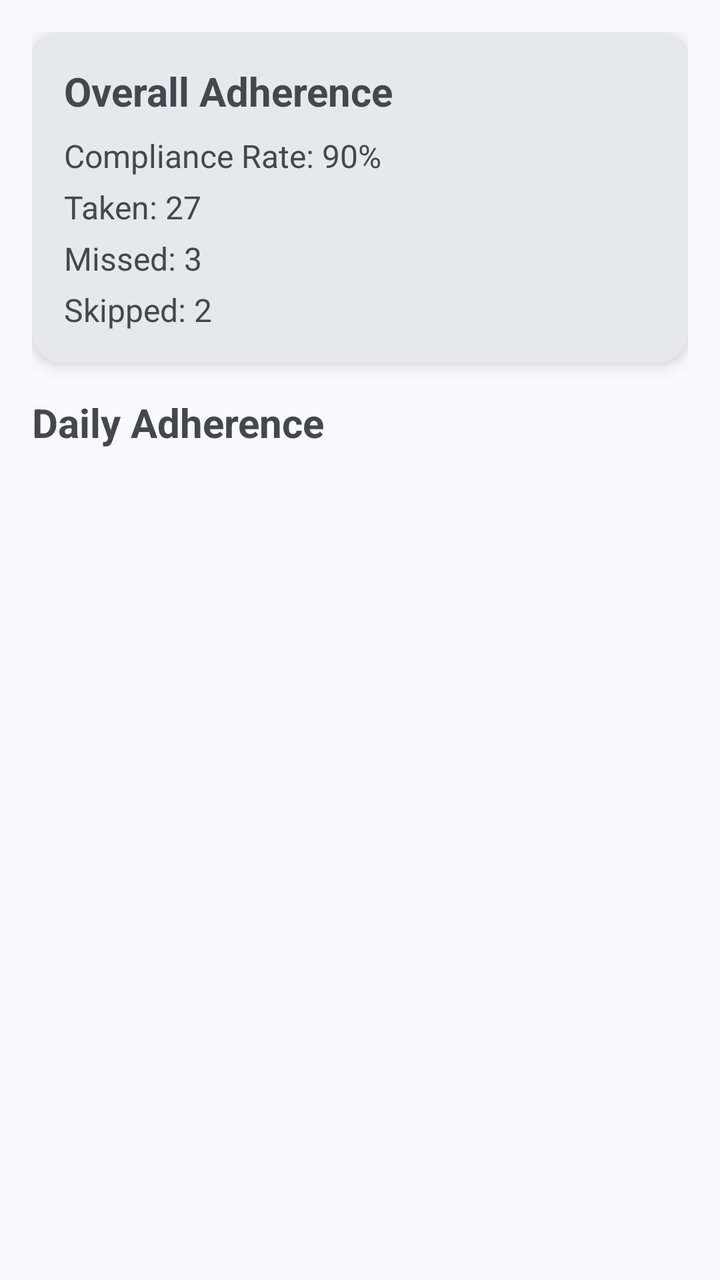
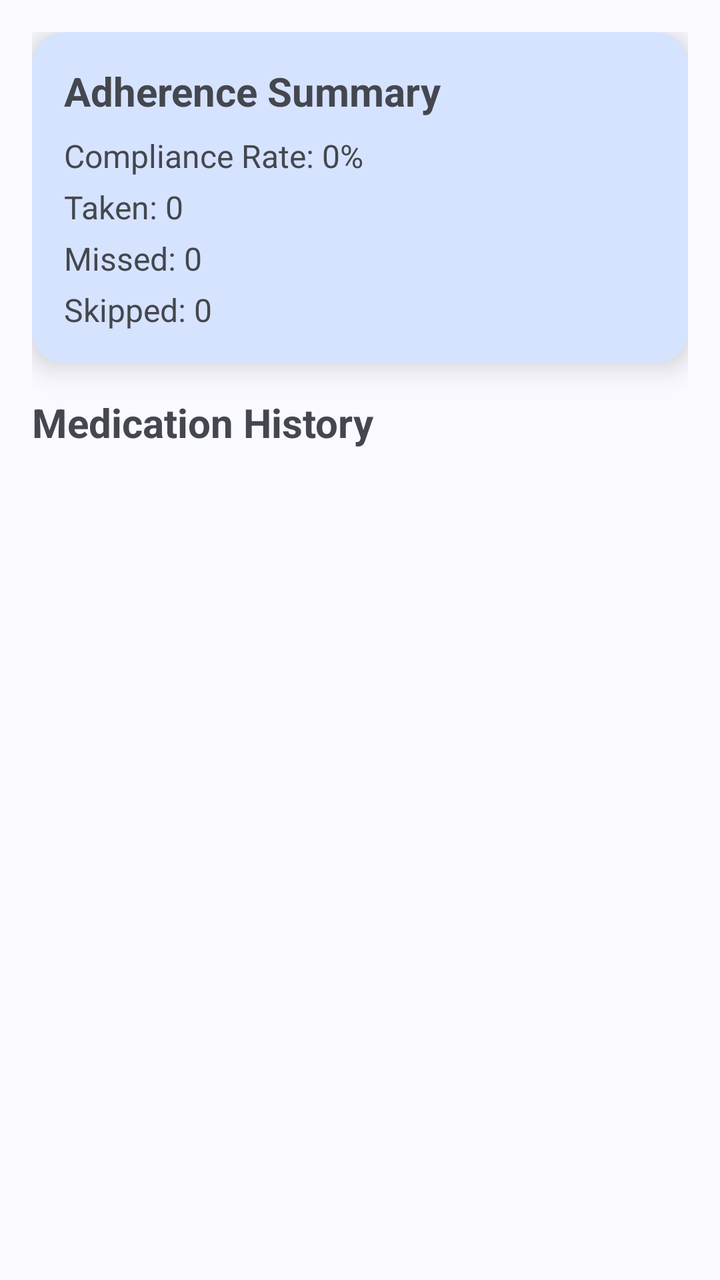

Compare the two renders of this Android layout. The source of the first and the diff that turns it into the second are given below.
<!-- AndroidManifest.xml: application theme Theme.MobileHealthApplication -->
<!-- res/layout/fragment_medication_detail.xml -->
<?xml version="1.0" encoding="utf-8"?>
<ScrollView
    xmlns:android="http://schemas.android.com/apk/res/android"
    xmlns:app="http://schemas.android.com/apk/res-auto"
    android:id="@+id/med_detail_scroll_view"
    android:layout_width="match_parent"
    android:layout_height="match_parent">

    <LinearLayout
        android:layout_width="match_parent"
        android:layout_height="wrap_content"
        android:orientation="vertical"
        android:padding="16dp">



        
        <com.google.android.material.card.MaterialCardView
            android:id="@+id/adherence_stats_card"
            android:layout_width="match_parent"
            android:layout_height="wrap_content"
            android:layout_marginBottom="16dp"
            app:cardCornerRadius="16dp"
            app:cardElevation="4dp"
            app:strokeWidth="0dp">

            <LinearLayout
                android:layout_width="match_parent"
                android:layout_height="wrap_content"
                android:padding="16dp"
                android:orientation="vertical">

                <TextView
                    android:id="@+id/overallAdherenceTitle"
                    android:layout_width="wrap_content"
                    android:layout_height="wrap_content"
                    android:text="Overall Adherence"
                    android:textSize="20sp"
                    android:textStyle="bold" />

                <TextView
                    android:id="@+id/complianceRateText"
                    android:layout_width="wrap_content"
                    android:layout_height="wrap_content"
                    android:layout_marginTop="8dp"
                    android:text="Compliance Rate: 90%"
                    android:textSize="16sp" />

                <TextView
                    android:id="@+id/takenCountText"
                    android:layout_width="wrap_content"
                    android:layout_height="wrap_content"
                    android:layout_marginTop="4dp"
                    android:text="Taken: 27"
                    android:textSize="16sp" />

                <TextView
                    android:id="@+id/missedCountText"
                    android:layout_width="wrap_content"
                    android:layout_height="wrap_content"
                    android:layout_marginTop="4dp"
                    android:text="Missed: 3"
                    android:textSize="16sp" />

                <TextView
                    android:id="@+id/skippedCountText"
                    android:layout_width="wrap_content"
                    android:layout_height="wrap_content"
                    android:layout_marginTop="4dp"
                    android:text="Skipped: 2"
                    android:textSize="16sp" />

            </LinearLayout>
        </com.google.android.material.card.MaterialCardView>

        


        
        <TextView
            android:id="@+id/dailyAdherenceLabel"
            android:layout_width="wrap_content"
            android:layout_height="wrap_content"
            android:text="Daily Adherence"
            android:textSize="20sp"
            android:textStyle="bold"
            android:layout_marginBottom="8dp"/>

        
        <androidx.recyclerview.widget.RecyclerView
            android:id="@+id/dailyAdherenceRecyclerView"
            android:layout_width="match_parent"
            android:layout_height="wrap_content"
            android:layout_marginBottom="16dp"/>
    </LinearLayout>
</ScrollView>
<!-- resources referenced by this layout -->
<resources>
  <color name="md_theme_primary">#415F91</color>
  <color name="md_theme_onPrimary">#FFFFFF</color>
  <color name="md_theme_primaryContainer">#D6E3FF</color>
  <color name="md_theme_onPrimaryContainer">#001B3E</color>
  <color name="md_theme_primaryFixed">#D6E3FF</color>
  <color name="md_theme_onPrimaryFixed">#001B3E</color>
  <color name="md_theme_primaryFixedDim">#AAC7FF</color>
  <color name="md_theme_onPrimaryFixedVariant">#284777</color>
  <color name="md_theme_secondary">#565F71</color>
  <color name="md_theme_onSecondary">#FFFFFF</color>
  <color name="md_theme_secondaryContainer">#DAE2F9</color>
  <color name="md_theme_onSecondaryContainer">#131C2B</color>
  <color name="md_theme_secondaryFixed">#DAE2F9</color>
  <color name="md_theme_onSecondaryFixed">#131C2B</color>
  <color name="md_theme_secondaryFixedDim">#BEC6DC</color>
  <color name="md_theme_onSecondaryFixedVariant">#3E4759</color>
  <color name="md_theme_tertiary">#705575</color>
  <color name="md_theme_onTertiary">#FFFFFF</color>
  <color name="md_theme_tertiaryContainer">#FAD8FD</color>
  <color name="md_theme_onTertiaryContainer">#28132E</color>
  <color name="md_theme_tertiaryFixed">#FAD8FD</color>
  <color name="md_theme_onTertiaryFixed">#28132E</color>
  <color name="md_theme_tertiaryFixedDim">#DDBCE0</color>
  <color name="md_theme_onTertiaryFixedVariant">#573E5C</color>
  <color name="md_theme_error">#BA1A1A</color>
  <color name="md_theme_onError">#FFFFFF</color>
  <color name="md_theme_errorContainer">#FFDAD6</color>
  <color name="md_theme_onErrorContainer">#410002</color>
  <style name="ThemeOverlay.App.BottomSheetDialog" parent="ThemeOverlay.Material3.BottomSheetDialog">
          <item name="android:navigationBarColor">@color/md_theme_background</item>
      </style>
  <color name="md_theme_background">#F9F9FF</color>
  <color name="md_theme_onBackground">#191C20</color>
  <color name="md_theme_surface">#F9F9FF</color>
  <color name="md_theme_onSurface">#191C20</color>
  <color name="md_theme_surfaceVariant">#E0E2EC</color>
  <color name="md_theme_onSurfaceVariant">#44474E</color>
  <color name="md_theme_surfaceContainerLowest">#FFFFFF</color>
  <color name="md_theme_surfaceContainerLow">#F3F3FA</color>
  <color name="md_theme_surfaceContainer">#EDEDF4</color>
  <color name="md_theme_surfaceContainerHigh">#E7E8EE</color>
  <color name="md_theme_surfaceContainerHighest">#E2E2E9</color>
  <color name="md_theme_outline">#74777F</color>
  <color name="md_theme_outlineVariant">#C4C6D0</color>
  <color name="md_theme_surfaceBright">#F9F9FF</color>
  <color name="md_theme_surfaceDim">#D9D9E0</color>
  <style name="Widget.App.Snackbar" parent="Widget.Material3.Snackbar">
          <item name="backgroundTint">?attr/colorSurface</item>
      </style>
  <style name="Widget.App.Snackbar.TextView" parent="Widget.Material3.Snackbar.TextView">
          <item name="android:textColor">?attr/colorOnSurface</item>
      </style>
  <style name="Widget.App.CardView" parent="Widget.Material3.CardView.Elevated">
          <item name="cardElevation">6dp</item>
          <item name="cardCornerRadius">12dp</item>
          <item name="cardBackgroundColor">?attr/colorSurfaceContainerHigh</item>
      </style>
  <style name="Widget.App.FloatingActionButton" parent="Widget.Material3.FloatingActionButton.Primary">
          <item name="backgroundTint">?attr/colorPrimaryContainer</item>
          <item name="tint">?attr/colorOnPrimaryContainer</item>
      </style>
  <style name="Widget.App.BottomNavigation.ActiveIndicator" parent="Widget.Material3.BottomNavigationView.ActiveIndicator">
          <item name="android:color">?attr/colorSecondaryContainer</item>
      </style>
  <!-- unchanged entries left out for length: 4 -->
</resources>

<!-- the commit's change to res/layout/fragment_medication_detail.xml (unified diff, before → after) -->
@@ -2,7 +2,7 @@
 <ScrollView
     xmlns:android="http://schemas.android.com/apk/res/android"
     xmlns:app="http://schemas.android.com/apk/res-auto"
-    android:id="@+id/med_detail_scroll_view"
+    android:id="@+id/scrollView"
     android:layout_width="match_parent"
     android:layout_height="match_parent">
 
@@ -13,28 +13,27 @@
         android:padding="16dp">
 
 
-
         
         <com.google.android.material.card.MaterialCardView
-            android:id="@+id/adherence_stats_card"
             android:layout_width="match_parent"
             android:layout_height="wrap_content"
+            app:cardElevation="8dp"
+            app:cardCornerRadius="16dp"
+            app:cardBackgroundColor="?attr/colorPrimaryContainer"
             android:layout_marginBottom="16dp"
-            app:cardCornerRadius="16dp"
-            app:cardElevation="4dp"
             app:strokeWidth="0dp">
 
             <LinearLayout
                 android:layout_width="match_parent"
                 android:layout_height="wrap_content"
-                android:padding="16dp"
-                android:orientation="vertical">
+                android:orientation="vertical"
+                android:padding="16dp">
 
                 <TextView
-                    android:id="@+id/overallAdherenceTitle"
+                    android:id="@+id/overallAdherenceLabel"
                     android:layout_width="wrap_content"
                     android:layout_height="wrap_content"
-                    android:text="Overall Adherence"
+                    android:text="@string/adherence_summary"
                     android:textSize="20sp"
                     android:textStyle="bold" />
 
@@ -43,7 +42,7 @@
                     android:layout_width="wrap_content"
                     android:layout_height="wrap_content"
                     android:layout_marginTop="8dp"
-                    android:text="Compliance Rate: 90%"
+                    android:text="@string/compliance_rate"
                     android:textSize="16sp" />
 
                 <TextView
@@ -51,7 +50,7 @@
                     android:layout_width="wrap_content"
                     android:layout_height="wrap_content"
                     android:layout_marginTop="4dp"
-                    android:text="Taken: 27"
+                    android:text="@string/total_taken"
                     android:textSize="16sp" />
 
                 <TextView
@@ -59,7 +58,7 @@
                     android:layout_width="wrap_content"
                     android:layout_height="wrap_content"
                     android:layout_marginTop="4dp"
-                    android:text="Missed: 3"
+                    android:text="@string/total_missed"
                     android:textSize="16sp" />
 
                 <TextView
@@ -67,30 +66,27 @@
                     android:layout_width="wrap_content"
                     android:layout_height="wrap_content"
                     android:layout_marginTop="4dp"
-                    android:text="Skipped: 2"
+                    android:text="@string/total_skipped"
                     android:textSize="16sp" />
-
             </LinearLayout>
         </com.google.android.material.card.MaterialCardView>
 
         
-
-
-        
         <TextView
-            android:id="@+id/dailyAdherenceLabel"
+            android:id="@+id/historyHeader"
             android:layout_width="wrap_content"
             android:layout_height="wrap_content"
-            android:text="Daily Adherence"
+            android:text="@string/medication_history"
             android:textSize="20sp"
             android:textStyle="bold"
-            android:layout_marginBottom="8dp"/>
+            android:layout_marginBottom="8dp" />
 
         
         <androidx.recyclerview.widget.RecyclerView
-            android:id="@+id/dailyAdherenceRecyclerView"
+            android:id="@+id/eventsRecyclerView"
             android:layout_width="match_parent"
             android:layout_height="wrap_content"
-            android:layout_marginBottom="16dp"/>
+            android:layout_marginBottom="16dp" />
+
     </LinearLayout>
 </ScrollView>
<!-- resource entries referenced after the edit -->
@@ -1,5 +1,11 @@
 <!-- resources referenced by this layout -->
 <resources>
+  <string name="adherence_summary">Adherence Summary</string>
+  <string name="compliance_rate">Compliance Rate: 0%</string>
+  <string name="medication_history">Medication History</string>
+  <string name="total_missed">Missed: 0</string>
+  <string name="total_skipped">Skipped: 0</string>
+  <string name="total_taken">Taken: 0</string>
   <color name="md_theme_primary">#415F91</color>
   <color name="md_theme_onPrimary">#FFFFFF</color>
   <color name="md_theme_primaryContainer">#D6E3FF</color>
